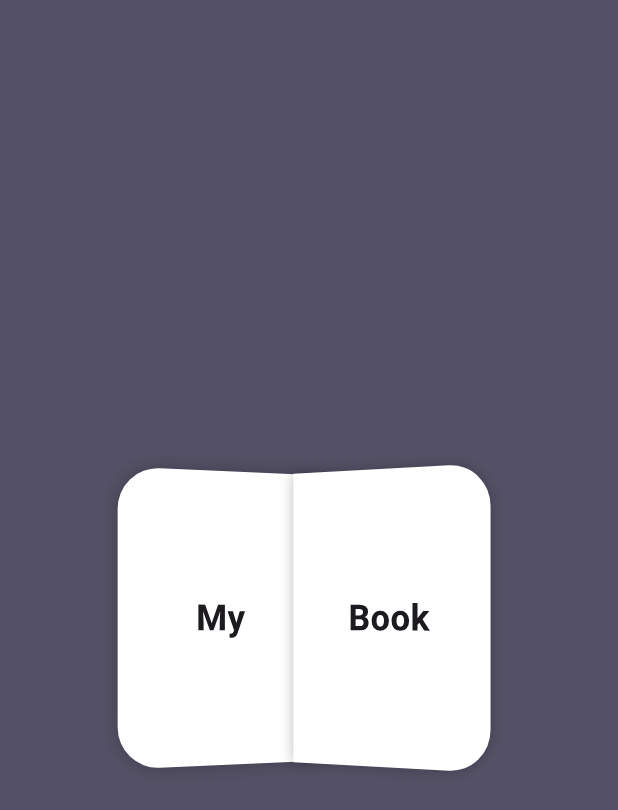
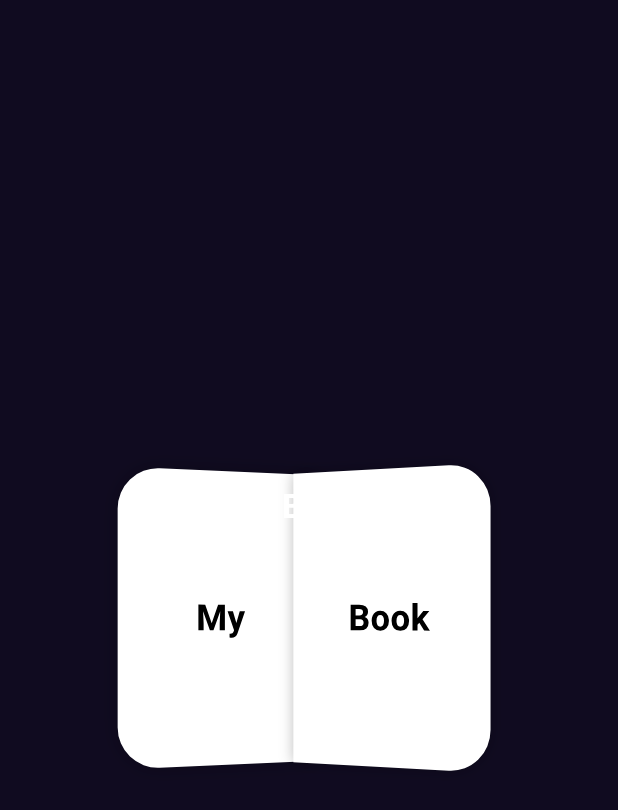
Before and after one commit to OmarIsmail20122/Bookly-Flutter, a Flutter app: the first screen one second after launch, on a phone screen of 412 x 824 dp. Shown: the top 810 px of the screen. Run offline on Flutter 3.47's test engine with Material 3 defaults, Android fonts, the phone set to English and light mode, and no system bars; our stand-ins replace go_router.

Commit message:
Add Colors File and update splash view back Color

```diff
--- /dev/null
+++ b/lib/Core/constant/color_const.dart
@@ -0,0 +1,3 @@
+import 'package:flutter/material.dart';
+
+const kPrimaryColor = Color(0xff100B20);
--- a/lib/Features/Presentation/splash/Widgets/SplashLeftPage.dart
+++ b/lib/Features/Presentation/splash/Widgets/SplashLeftPage.dart
@@ -31,6 +31,7 @@ class SplashLeftPage extends StatelessWidget {
             isLeft ? 'My' : 'Book',
             style: const TextStyle(
               fontSize: 22,
+              color: Colors.black,
               fontWeight: FontWeight.bold,
             ),
           ),
--- a/lib/Features/Presentation/splash/splash_screen.dart
+++ b/lib/Features/Presentation/splash/splash_screen.dart
@@ -1,3 +1,4 @@
+import 'package:bookly/Core/constant/color_const.dart';
 import 'package:bookly/Core/router/router_name.dart';
 import 'package:bookly/Features/Presentation/splash/Widgets/SplashLeftPage.dart';
 import 'package:flutter/material.dart';
@@ -58,7 +59,7 @@ late AnimationController _controller;
   @override
   Widget build(BuildContext context) {
     return Scaffold(
-      backgroundColor: const Color.fromARGB(255, 84, 81, 102),
+      backgroundColor: kPrimaryColor,
       body: Center(
         child: SizedBox(
           width: 250,
@@ -68,6 +69,14 @@ late AnimationController _controller;
               _buildLeftPage(),
             SizedBox(width: 20,),
               _buildRightPage(),
+              Text(
+                'Read Free Book',
+                style: TextStyle(
+                  fontSize: 22,
+                  color: Colors.white,
+                  fontWeight: FontWeight.bold,
+                ),
+              ),
             ],
           ),
         ),
--- a/lib/main.dart
+++ b/lib/main.dart
@@ -1,3 +1,4 @@
+import 'package:bookly/Core/constant/color_const.dart';
 import 'package:bookly/Core/router/app_router.dart';
 import 'package:flutter/material.dart';
 void main() {
@@ -13,6 +14,9 @@ class MyApp extends StatelessWidget {
     return MaterialApp.router(
       routerConfig: AppRouter.router(),
       debugShowCheckedModeBanner: false,
+      theme: ThemeData.dark().copyWith(
+        scaffoldBackgroundColor: kPrimaryColor,
+      ),
     );
   }
 }
```
